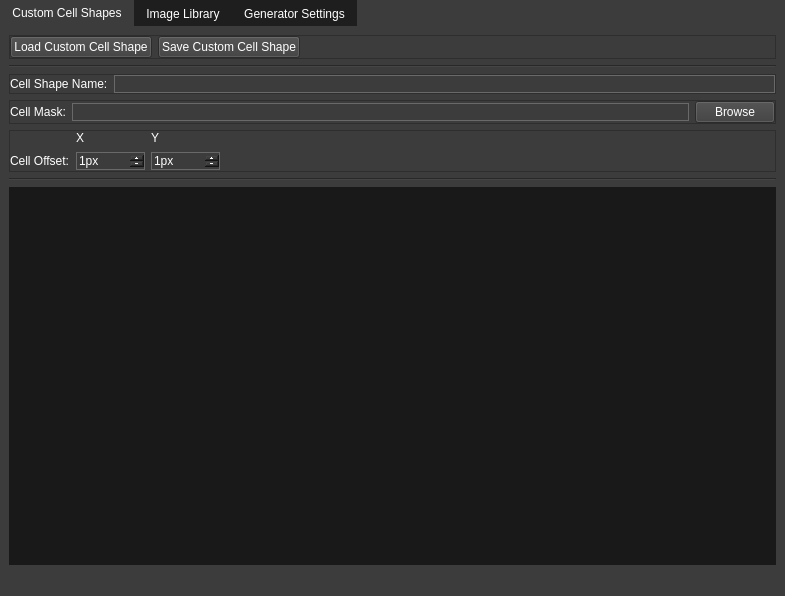
Before: the Qt Designer form mainwindow.ui in MorganGrundy/MosaicMagnifique, drawn with Qt 5.
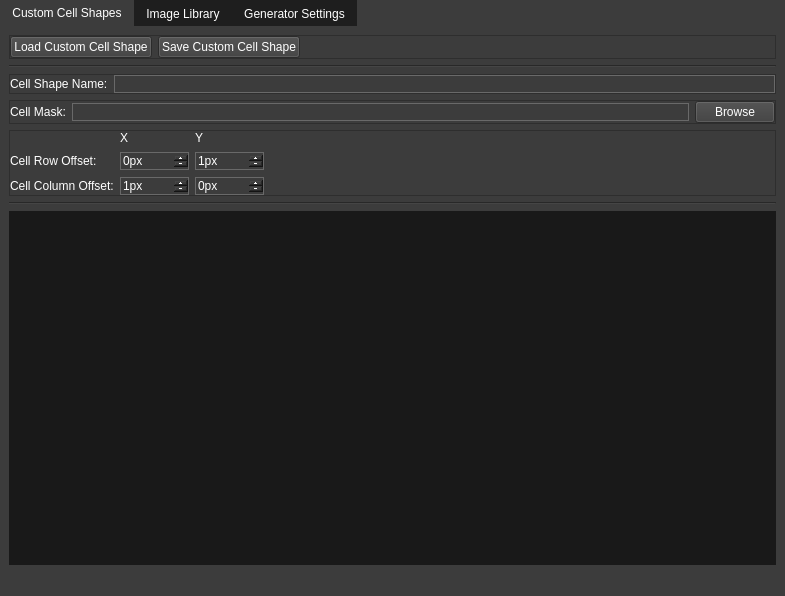
After: the same form once the commit is applied. Icons and pictures are not drawn. Custom widgets are drawn as their Qt base class.

Commit message:
Changed custom cell shapes to use 4 values for offsets (2 for row, 2 for column).
Changed .mcs file to use separate version number from .mil

The edit to the form file:
```diff
--- a/mainwindow.ui
+++ b/mainwindow.ui
@@ -288,7 +288,7 @@
             <number>0</number>
            </property>
            <item row="1" column="1">
-            <widget class="QSpinBox" name="spinCustomCellOffsetX">
+            <widget class="QSpinBox" name="spinCustomCellRowOffsetX">
              <property name="styleSheet">
               <string notr="true">QSpinBox {
 border: 1px solid dimgray;
@@ -301,15 +301,25 @@
               <string>px</string>
              </property>
              <property name="minimum">
-              <number>1</number>
+              <number>0</number>
              </property>
              <property name="maximum">
               <number>10000</number>
+             </property>
+             <property name="singleStep">
+              <number>0</number>
+             </property>
+            </widget>
+           </item>
+           <item row="0" column="2">
+            <widget class="QLabel" name="label_15">
+             <property name="text">
+              <string>Y</string>
              </property>
             </widget>
            </item>
            <item row="1" column="2">
-            <widget class="QSpinBox" name="spinCustomCellOffsetY">
+            <widget class="QSpinBox" name="spinCustomCellRowOffsetY">
              <property name="styleSheet">
               <string notr="true">QSpinBox {
 border: 1px solid dimgray;
@@ -327,6 +337,9 @@
              <property name="maximum">
               <number>10000</number>
              </property>
+             <property name="singleStep">
+              <number>1</number>
+             </property>
             </widget>
            </item>
            <item row="0" column="1">
@@ -336,26 +349,6 @@
              </property>
             </widget>
            </item>
-           <item row="0" column="2">
-            <widget class="QLabel" name="label_15">
-             <property name="text">
-              <string>Y</string>
-             </property>
-            </widget>
-           </item>
-           <item row="1" column="0">
-            <widget class="QLabel" name="label_12">
-             <property name="sizePolicy">
-              <sizepolicy hsizetype="Preferred" vsizetype="Preferred">
-               <horstretch>0</horstretch>
-               <verstretch>0</verstretch>
-              </sizepolicy>
-             </property>
-             <property name="text">
-              <string>Cell Offset:</string>
-             </property>
-            </widget>
-           </item>
            <item row="1" column="3">
             <spacer name="horizontalSpacer_8">
              <property name="orientation">
@@ -369,6 +362,80 @@
              </property>
             </spacer>
            </item>
+           <item row="1" column="0">
+            <widget class="QLabel" name="label_12">
+             <property name="sizePolicy">
+              <sizepolicy hsizetype="Preferred" vsizetype="Preferred">
+               <horstretch>0</horstretch>
+               <verstretch>0</verstretch>
+              </sizepolicy>
+             </property>
+             <property name="text">
+              <string>Cell Row Offset:</string>
+             </property>
+            </widget>
+           </item>
+           <item row="2" column="0">
+            <widget class="QLabel" name="label_16">
+             <property name="sizePolicy">
+              <sizepolicy hsizetype="Preferred" vsizetype="Preferred">
+               <horstretch>0</horstretch>
+               <verstretch>0</verstretch>
+              </sizepolicy>
+             </property>
+             <property name="text">
+              <string>Cell Column Offset:</string>
+             </property>
+            </widget>
+           </item>
+           <item row="2" column="1">
+            <widget class="QSpinBox" name="spinCustomCellColOffsetX">
+             <property name="styleSheet">
+              <string notr="true">QSpinBox {
+border: 1px solid dimgray;
+}</string>
+             </property>
+             <property name="buttonSymbols">
+              <enum>QAbstractSpinBox::PlusMinus</enum>
+             </property>
+             <property name="suffix">
+              <string>px</string>
+             </property>
+             <property name="minimum">
+              <number>1</number>
+             </property>
+             <property name="maximum">
+              <number>10000</number>
+             </property>
+             <property name="singleStep">
+              <number>1</number>
+             </property>
+            </widget>
+           </item>
+           <item row="2" column="2">
+            <widget class="QSpinBox" name="spinCustomCellColOffsetY">
+             <property name="styleSheet">
+              <string notr="true">QSpinBox {
+border: 1px solid dimgray;
+}</string>
+             </property>
+             <property name="buttonSymbols">
+              <enum>QAbstractSpinBox::PlusMinus</enum>
+             </property>
+             <property name="suffix">
+              <string>px</string>
+             </property>
+             <property name="minimum">
+              <number>0</number>
+             </property>
+             <property name="maximum">
+              <number>10000</number>
+             </property>
+             <property name="singleStep">
+              <number>0</number>
+             </property>
+            </widget>
+           </item>
           </layout>
          </widget>
         </item>
@@ -380,7 +447,7 @@
          </widget>
         </item>
         <item>
-         <widget class="QWidget" name="widgetCellShapeViewer" native="true">
+         <widget class="GridViewer" name="widgetCellShapeViewer" native="true">
           <property name="sizePolicy">
            <sizepolicy hsizetype="Expanding" vsizetype="Expanding">
             <horstretch>0</horstretch>
@@ -1482,6 +1549,14 @@
   </widget>
   <widget class="QStatusBar" name="statusbar"/>
  </widget>
+ <customwidgets>
+  <customwidget>
+   <class>GridViewer</class>
+   <extends>QWidget</extends>
+   <header>gridviewer.h</header>
+   <container>1</container>
+  </customwidget>
+ </customwidgets>
  <resources>
   <include location="ui.qrc"/>
  </resources>
```
The commit also changes 4 other files.
